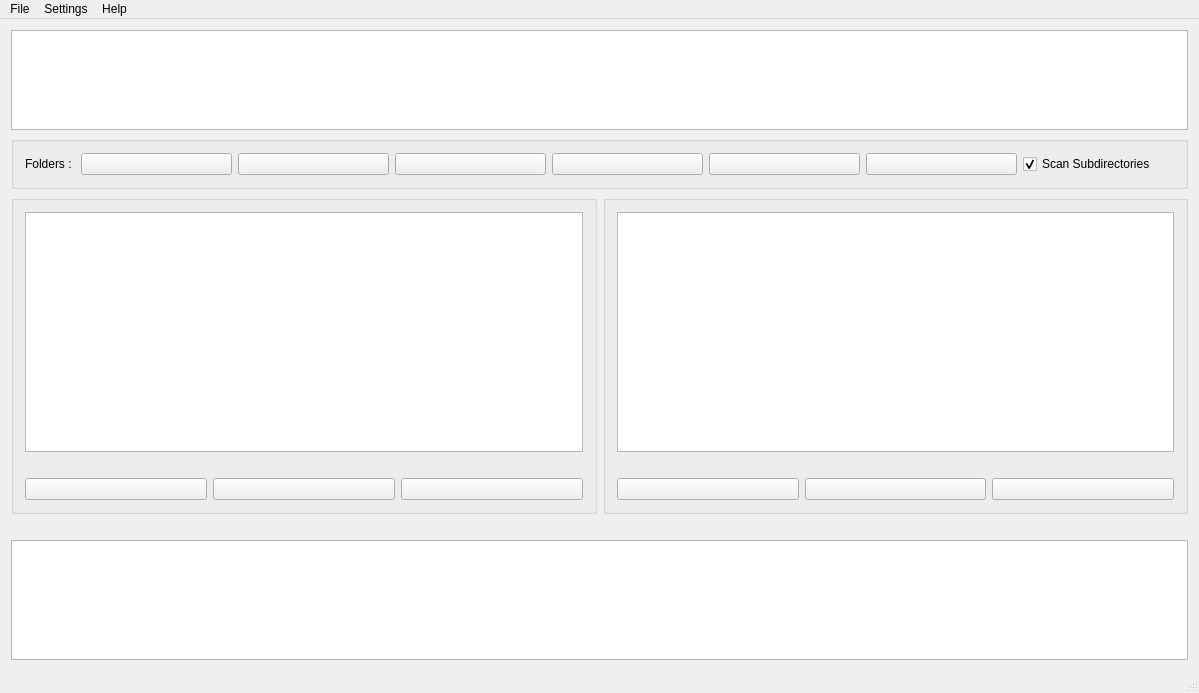
This is mainwindow.ui in stereomatchingkiss/similar_vision as Qt 5 draws it before an edit. The edited form follows.
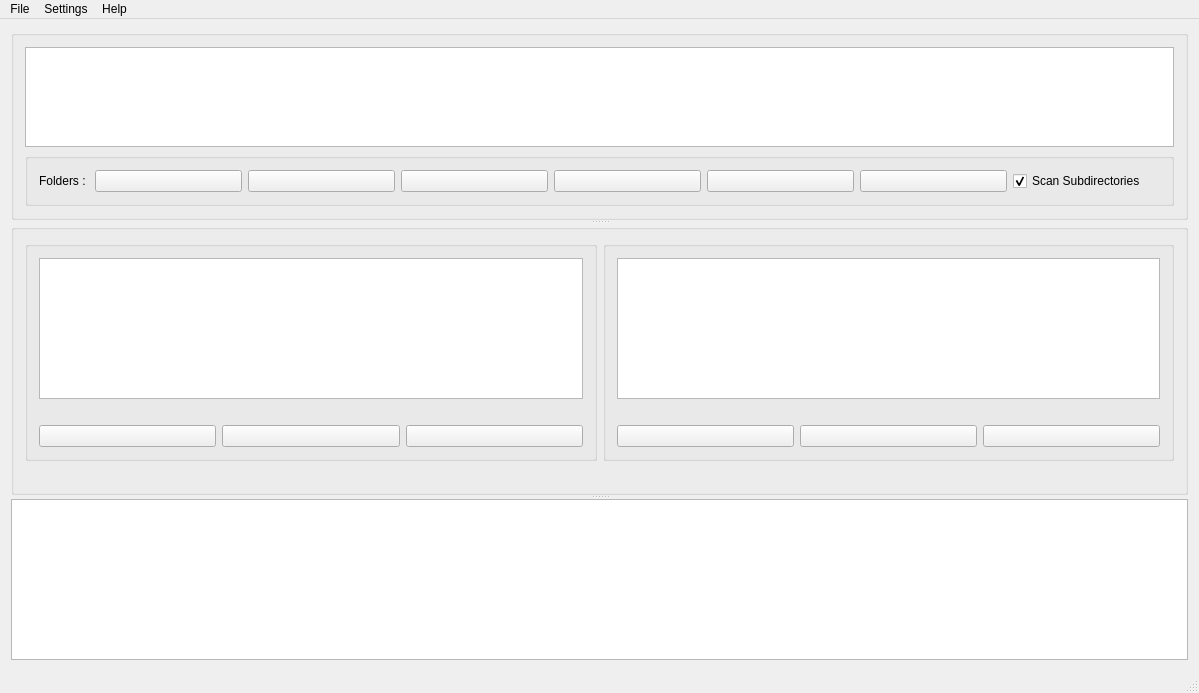
This is the edited form. Icons and pictures are not drawn. Custom widgets are drawn as their Qt base class.

Commit message: able to adjust internal widgets height at runtime

```diff
--- a/mainwindow.ui
+++ b/mainwindow.ui
@@ -16,9 +16,25 @@
   <widget class="QWidget" name="centralWidget">
    <layout class="QGridLayout" name="gridLayout">
     <item row="0" column="0">
+     <widget class="QSplitter" name="splitter">
+      <property name="sizePolicy">
+       <sizepolicy hsizetype="Preferred" vsizetype="Preferred">
+        <horstretch>0</horstretch>
+        <verstretch>0</verstretch>
+       </sizepolicy>
+      </property>
+      <property name="orientation">
+       <enum>Qt::Vertical</enum>
+      </property>
+      <widget class="QGroupBox" name="groupBox_3">
+       <property name="title">
+        <string/>
+       </property>
+       <layout class="QVBoxLayout" name="verticalLayout_4">
+        <item>
      <widget class="paint_custom_words" name="list_view_folder">
       <property name="sizePolicy">
-       <sizepolicy hsizetype="Expanding" vsizetype="Fixed">
+           <sizepolicy hsizetype="Expanding" vsizetype="Maximum">
         <horstretch>0</horstretch>
         <verstretch>0</verstretch>
        </sizepolicy>
@@ -37,7 +53,7 @@
       </property>
      </widget>
     </item>
-    <item row="1" column="0">
+        <item>
      <widget class="QGroupBox" name="groupBox">
       <property name="sizePolicy">
        <sizepolicy hsizetype="Preferred" vsizetype="Maximum">
@@ -159,8 +175,13 @@
       </layout>
      </widget>
     </item>
-    <item row="2" column="0">
-     <layout class="QHBoxLayout" name="horizontalLayout_5">
+       </layout>
+      </widget>
+      <widget class="QGroupBox" name="groupBox_2">
+       <property name="title">
+        <string/>
+       </property>
+       <layout class="QVBoxLayout" name="verticalLayout_3">
       <item>
        <layout class="QHBoxLayout" name="horizontalLayout_4">
         <item>
@@ -168,7 +189,7 @@
           <property name="title">
            <string/>
           </property>
-          <layout class="QVBoxLayout" name="verticalLayout_2">
+            <layout class="QVBoxLayout" name="verticalLayout">
            <item>
             <widget class="QGraphicsView" name="gp_view_lf">
              <property name="sizePolicy">
@@ -180,7 +201,7 @@
              <property name="minimumSize">
               <size>
                <width>0</width>
-               <height>240</height>
+                 <height>120</height>
               </size>
              </property>
             </widget>
@@ -250,14 +271,12 @@
           </layout>
          </widget>
         </item>
-       </layout>
-      </item>
       <item>
        <widget class="QGroupBox" name="gb_right_pic">
         <property name="title">
          <string/>
         </property>
-        <layout class="QVBoxLayout" name="verticalLayout">
+            <layout class="QVBoxLayout" name="verticalLayout_2">
          <item>
           <widget class="QGraphicsView" name="gp_view_rt">
            <property name="sizePolicy">
@@ -269,7 +288,7 @@
            <property name="minimumSize">
             <size>
              <width>0</width>
-             <height>240</height>
+                 <height>120</height>
             </size>
            </property>
           </widget>
@@ -341,7 +360,7 @@
       </item>
      </layout>
     </item>
-    <item row="3" column="0">
+        <item>
      <widget class="QLabel" name="label_info">
       <property name="sizePolicy">
        <sizepolicy hsizetype="Preferred" vsizetype="Maximum">
@@ -352,12 +371,16 @@
       <property name="text">
        <string/>
       </property>
-     </widget>
-    </item>
-    <item row="5" column="0">
+          <property name="alignment">
+           <set>Qt::AlignCenter</set>
+          </property>
+         </widget>
+        </item>
+       </layout>
+      </widget>
      <widget class="QTableView" name="table_view_similar_pics">
       <property name="sizePolicy">
-       <sizepolicy hsizetype="Expanding" vsizetype="Fixed">
+        <sizepolicy hsizetype="Preferred" vsizetype="Preferred">
         <horstretch>0</horstretch>
         <verstretch>0</verstretch>
        </sizepolicy>
@@ -368,12 +391,7 @@
         <height>120</height>
        </size>
       </property>
-      <property name="maximumSize">
-       <size>
-        <width>16777215</width>
-        <height>120</height>
-       </size>
-      </property>
+      </widget>
      </widget>
     </item>
    </layout>
```
Left out of the diff: 5 changed lines with no effect on the pictures. Lines whose indentation alone changed are shown as unchanged.
